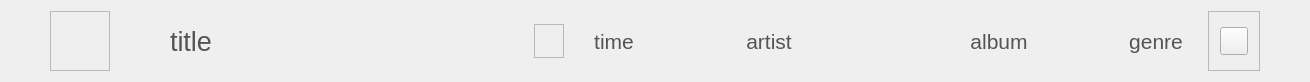
Before: the Qt Designer form CaX/widget/formBottom/listtrackseditor.ui in fsest4u/CaX_03, drawn with Qt 5.
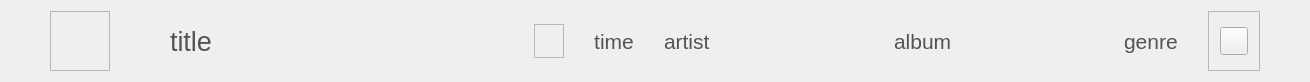
After: the same form once the commit is applied. Icons and pictures are not drawn.

Commit message: [info] 정보 편집시 save 버튼 보이도록 수정 브라우저에서 태그 편집시 죽는 문제 수정 뮤직db에서 태그 편집시 카테고리 정보를 보여주도록 수정 뮤직db에서 시간정보 수정 (초->분)

Patch:
```diff
--- a/CaX/widget/formBottom/listtrackseditor.ui
+++ b/CaX/widget/formBottom/listtrackseditor.ui
@@ -256,7 +256,7 @@
       <string>artist</string>
      </property>
      <property name="alignment">
-      <set>Qt::AlignCenter</set>
+      <set>Qt::AlignLeading|Qt::AlignLeft|Qt::AlignVCenter</set>
      </property>
     </widget>
    </item>
@@ -284,7 +284,7 @@
       <string>album</string>
      </property>
      <property name="alignment">
-      <set>Qt::AlignCenter</set>
+      <set>Qt::AlignLeading|Qt::AlignLeft|Qt::AlignVCenter</set>
      </property>
     </widget>
    </item>
@@ -312,7 +312,7 @@
       <string>genre</string>
      </property>
      <property name="alignment">
-      <set>Qt::AlignCenter</set>
+      <set>Qt::AlignLeading|Qt::AlignLeft|Qt::AlignVCenter</set>
      </property>
     </widget>
    </item>
```
The commit also changes 5 other files.
